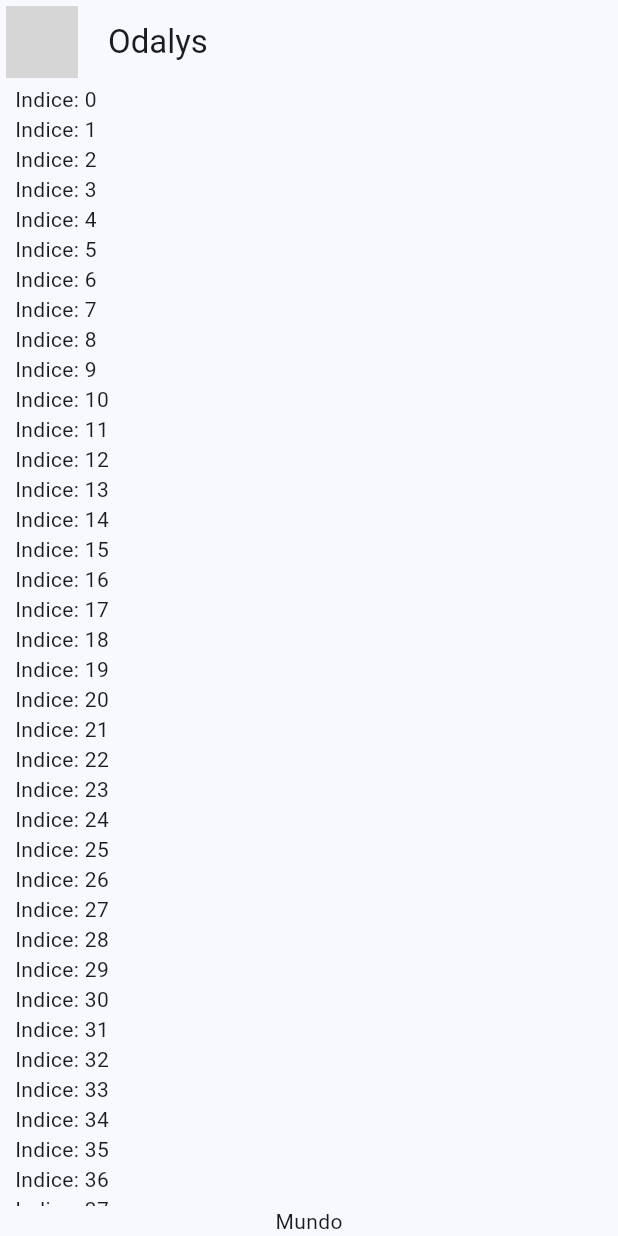
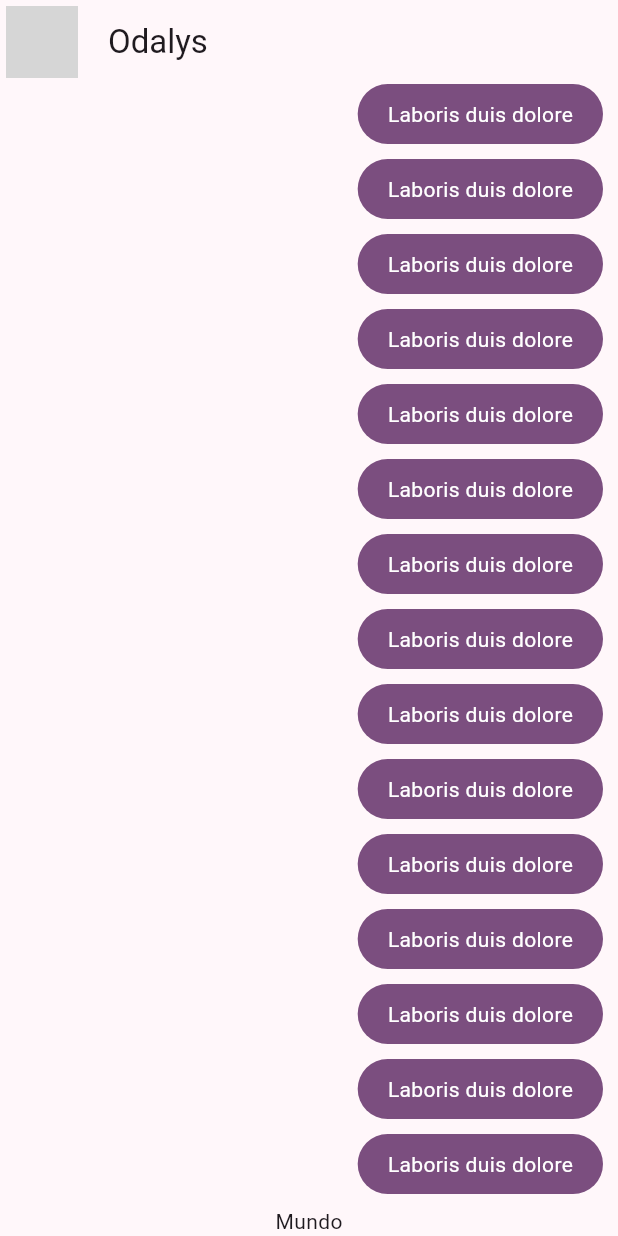
Before and after one commit to Luis0105/yes_no_app, a Flutter app: the screen it shows after launch, on a phone screen of 412 x 824 dp. Run offline on Flutter 3.47's test engine with Material 3 defaults, Android fonts, the phone set to English and light mode, and no system bars; network calls fail; grey boxes are pictures that could not be loaded.

Commit message:
Burbuja de chat

```diff
--- a/lib/main.dart
+++ b/lib/main.dart
@@ -1,6 +1,6 @@
 import 'package:flutter/material.dart';
 import 'package:yes_no_app/config/theme/app_theme.dart';
-import 'package:yes_no_app/presentation/chat/chat_screen.dart';
+import 'package:yes_no_app/presentation/screens/chat/chat_screen.dart';
 
 void main() => runApp(const MyApp());
 
@@ -12,7 +12,7 @@ class MyApp extends StatelessWidget {
     return MaterialApp(
         title: 'Yes No App',
         debugShowCheckedModeBanner: false,
-        theme: AppTheme(selectedColor: 1).theme(),
+        theme: AppTheme(selectedColor: 2).theme(),
         home: const ChatScreen());
   }
 }
--- a/lib/presentation/chat/chat_screen.dart
+++ b/lib/presentation/screens/chat/chat_screen.dart
@@ -1,4 +1,5 @@
 import 'package:flutter/material.dart';
+import 'package:yes_no_app/presentation/widgets/chat/my_message_bubble.dart';
 
 class ChatScreen extends StatelessWidget {
   const ChatScreen({super.key});
@@ -34,7 +35,7 @@ class _ChatView extends StatelessWidget {
                 child: ListView.builder(
                     itemCount: 100,
                     itemBuilder: (context, index) {
-                      return Text('Indice: $index');
+                      return const MyMessageBubble();
                     })),
             Text('Mundo')
           ],
--- /dev/null
+++ b/lib/presentation/widgets/chat/my_message_bubble.dart
@@ -0,0 +1,28 @@
+import 'package:flutter/material.dart';
+
+class MyMessageBubble extends StatelessWidget {
+  const MyMessageBubble({super.key});
+
+  @override
+  Widget build(BuildContext context) {
+    final colors = Theme.of(context).colorScheme;
+
+    return Column(
+      crossAxisAlignment: CrossAxisAlignment.end,
+      children: [
+        Container(
+          decoration: BoxDecoration(
+              color: colors.primary, borderRadius: BorderRadius.circular(20)),
+          child: Padding(
+            padding: const EdgeInsets.symmetric(horizontal: 20, vertical: 10),
+            child: Text(
+              'Laboris duis dolore',
+              style: TextStyle(color: Colors.white),
+            ),
+          ),
+        ),
+        const SizedBox(height: 10)
+      ],
+    );
+  }
+}
```
